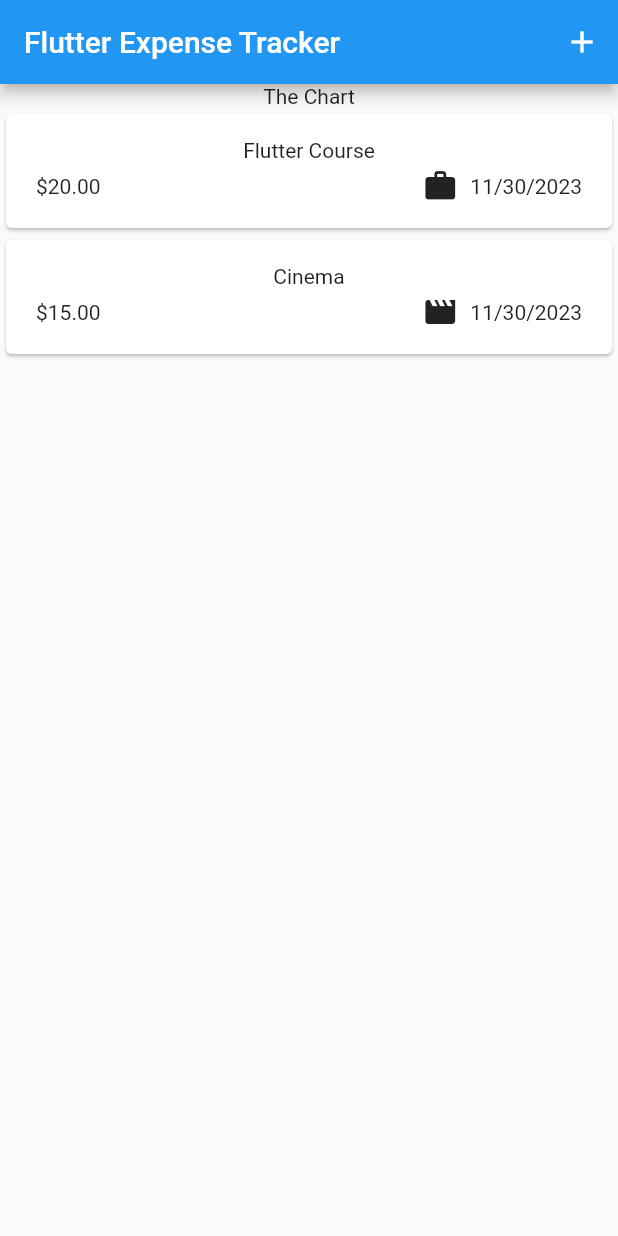
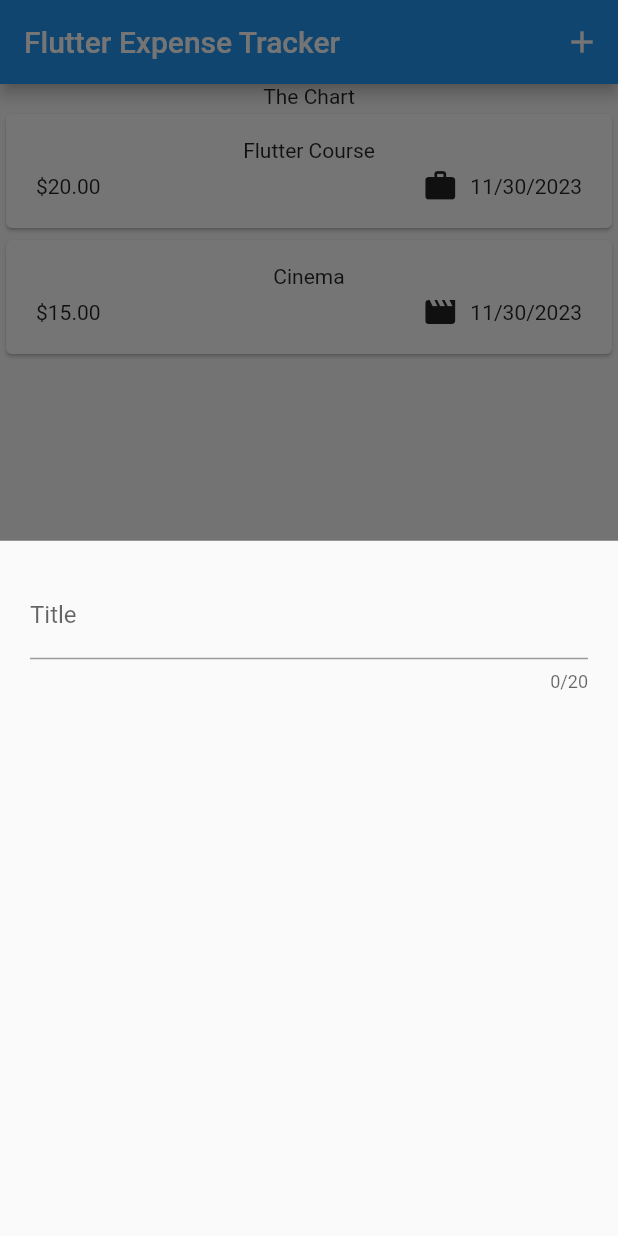
Before and after one commit to ayomidejoshua72/Expenses-Tracker, a Flutter app: the screen it shows after launch, after a tap on the "add" icon, on a phone screen of 412 x 824 dp. Run offline on Flutter 3.47's test engine with Material 2 defaults, Android fonts, the phone set to English and light mode, and no system bars.

Commit message:
add file for user to add new expense

```diff
--- a/lib/widget/expenses.dart
+++ b/lib/widget/expenses.dart
@@ -1,5 +1,6 @@
 import 'package:expense_tracker/widget/expenses_list/expenses_list.dart';
 import 'package:expense_tracker/model/expense.dart';
+import 'package:expense_tracker/widget/new_expense.dart';
 import 'package:flutter/material.dart';
 
 class Expeneses extends StatefulWidget {
@@ -25,6 +26,12 @@ class _ExpenesesState extends State<Expeneses> {
     )
   ];
 
+  void _openAddExpenseOverlay() {
+    showModalBottomSheet(
+      context: context,
+      builder: (ctx) => const NewExpense(),
+    );
+  }
 
   @override
   Widget build(BuildContext context) {
@@ -33,9 +40,7 @@ class _ExpenesesState extends State<Expeneses> {
         title: const Text("Flutter Expense Tracker"),
         actions: [
           IconButton(
-            onPressed: () {
-
-            },
+            onPressed: _openAddExpenseOverlay,
             icon: const Icon(Icons.add),
           )
         ],
--- /dev/null
+++ b/lib/widget/new_expense.dart
@@ -0,0 +1,24 @@
+import 'package:flutter/material.dart';
+
+class NewExpense extends StatefulWidget {
+  const NewExpense({super.key});
+
+  @override
+  State<NewExpense> createState() => _NewExpenseState();
+}
+
+class _NewExpenseState extends State<NewExpense> {
+  @override
+  Widget build(BuildContext context) {
+    return const Padding(
+      padding: EdgeInsets.all(20),
+    child: Column(children: [
+      TextField(
+        maxLength: 20,
+        decoration: InputDecoration(
+          label: Text("Title"),
+        ),
+      ),
+    ]),);
+  }
+}
```
